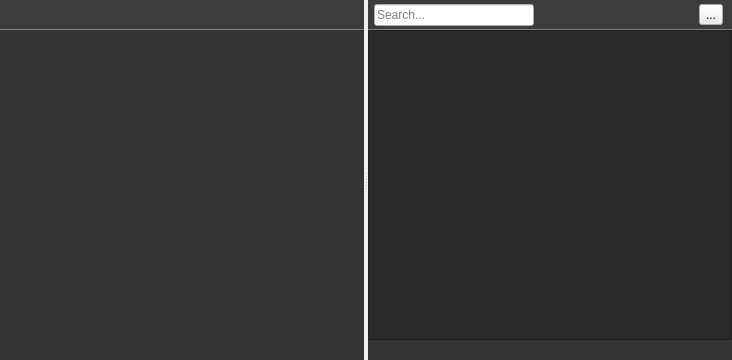
neelmewada/CrystalEngine, file Editor/Source/CrystalEditor/Private/Editor/CrystalEditor/AssetsView/AssetsView.ui: the form before one commit.
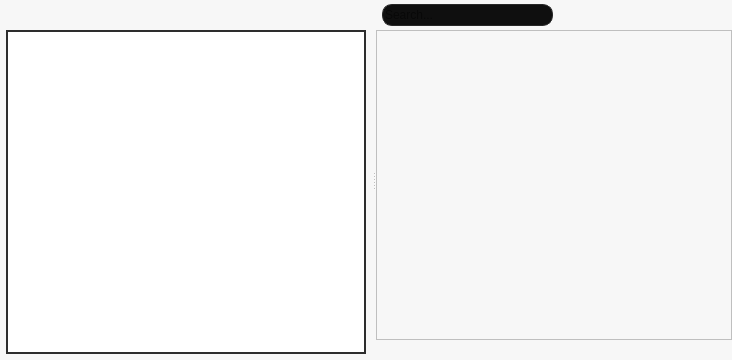
The form after the commit.

```diff
--- a/Editor/Source/CrystalEditor/Private/Editor/CrystalEditor/AssetsView/AssetsView.ui
+++ b/Editor/Source/CrystalEditor/Private/Editor/CrystalEditor/AssetsView/AssetsView.ui
@@ -31,6 +31,11 @@
    </property>
    <item>
     <widget class="QSplitter" name="splitter">
+     <property name="styleSheet">
+      <string notr="true">#splitter {
+	background: palette(alternate-base);
+}</string>
+     </property>
      <property name="orientation">
       <enum>Qt::Horizontal</enum>
      </property>
@@ -40,52 +45,17 @@
         <number>0</number>
        </property>
        <property name="leftMargin">
-        <number>0</number>
+        <number>6</number>
        </property>
-       <item>
-        <widget class="QFrame" name="leftTopBar">
-         <property name="minimumSize">
-          <size>
-           <width>0</width>
-           <height>30</height>
-          </size>
-         </property>
-         <property name="styleSheet">
-          <string notr="true">#leftTopBar {	
-	border: 0x solid gray;
-	border-bottom: 1px solid gray;
-	background-color: rgb(60, 60, 60);
-}</string>
-         </property>
-         <property name="frameShape">
-          <enum>QFrame::NoFrame</enum>
-         </property>
-         <property name="frameShadow">
-          <enum>QFrame::Plain</enum>
-         </property>
-         <layout class="QHBoxLayout" name="horizontalLayout_3">
-          <property name="topMargin">
-           <number>3</number>
-          </property>
-          <property name="bottomMargin">
-           <number>3</number>
-          </property>
-          <item>
-           <spacer name="horizontalSpacer_2">
-            <property name="orientation">
-             <enum>Qt::Horizontal</enum>
-            </property>
-            <property name="sizeHint" stdset="0">
-             <size>
-              <width>40</width>
-              <height>20</height>
-             </size>
-            </property>
-           </spacer>
-          </item>
-         </layout>
-        </widget>
-       </item>
+       <property name="topMargin">
+        <number>30</number>
+       </property>
+       <property name="rightMargin">
+        <number>6</number>
+       </property>
+       <property name="bottomMargin">
+        <number>6</number>
+       </property>
        <item>
         <widget class="QTreeView" name="folderTreeView">
          <property name="font">
@@ -95,11 +65,12 @@
          </property>
          <property name="styleSheet">
           <string notr="true">QTreeView {
-	background: rgb(53, 53, 53);
+	background: palette(base);
+	border: 2px solid rgb(45, 45, 45);
 }</string>
          </property>
          <property name="frameShape">
-          <enum>QFrame::NoFrame</enum>
+          <enum>QFrame::Box</enum>
          </property>
          <property name="frameShadow">
           <enum>QFrame::Plain</enum>
@@ -120,7 +91,7 @@
         <number>0</number>
        </property>
        <item>
-        <widget class="QFrame" name="rightTopBar">
+        <widget class="QWidget" name="rightTopBar" native="true">
          <property name="minimumSize">
           <size>
            <width>0</width>
@@ -129,17 +100,9 @@
          </property>
          <property name="styleSheet">
           <string notr="true">#rightTopBar {
-	border: 0x solid gray;
-	border-bottom: 1px solid gray;
-	background-color: rgb(60, 60, 60);
+	background-color: palette(alternate-base);
 }</string>
          </property>
-         <property name="frameShape">
-          <enum>QFrame::NoFrame</enum>
-         </property>
-         <property name="frameShadow">
-          <enum>QFrame::Plain</enum>
-         </property>
          <layout class="QHBoxLayout" name="horizontalLayout_2">
           <property name="leftMargin">
            <number>6</number>
@@ -152,12 +115,28 @@
           </property>
           <item>
            <widget class="QLineEdit" name="rightSearchInput">
+            <property name="minimumSize">
+             <size>
+              <width>0</width>
+              <height>22</height>
+             </size>
+            </property>
             <property name="maximumSize">
              <size>
               <width>200</width>
               <height>16777215</height>
              </size>
             </property>
+            <property name="styleSheet">
+             <string notr="true">QLineEdit {
+	background: rgb(15, 15, 15);
+	border-radius: 10px;
+	border: 1px solid rgb(40, 40, 40);
+}</string>
+            </property>
+            <property name="cursorPosition">
+             <number>0</number>
+            </property>
             <property name="placeholderText">
              <string>Search...</string>
             </property>
@@ -179,13 +158,6 @@
             </property>
            </spacer>
           </item>
-          <item>
-           <widget class="QToolButton" name="toolButton">
-            <property name="text">
-             <string>...</string>
-            </property>
-           </widget>
-          </item>
          </layout>
         </widget>
        </item>
@@ -196,7 +168,7 @@
          </property>
          <property name="styleSheet">
           <string notr="true">#assetsContentView {
-	background-color: rgb(42, 42, 42);
+	background-color: palette(alternate-base);
 }</string>
          </property>
          <property name="dragEnabled">
@@ -232,7 +204,7 @@
         <widget class="QFrame" name="assetSelectionFrame">
          <property name="styleSheet">
           <string notr="true">#assetSelectionFrame {
-	background-color: rgb(53, 53, 53);
+	background-color: palette(alternate-base);
 }</string>
          </property>
          <property name="frameShape">
```
